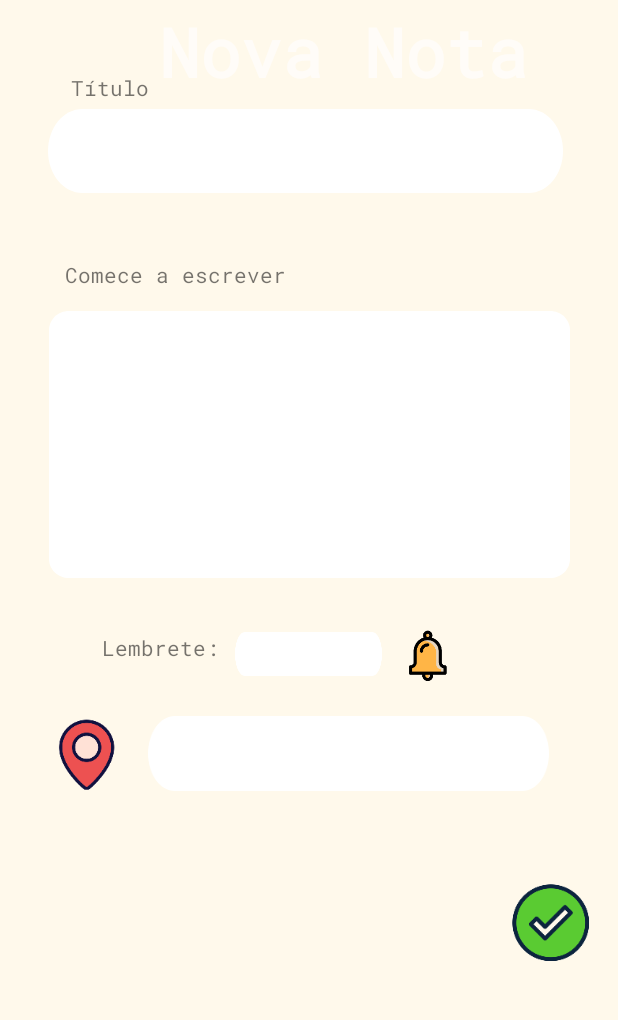
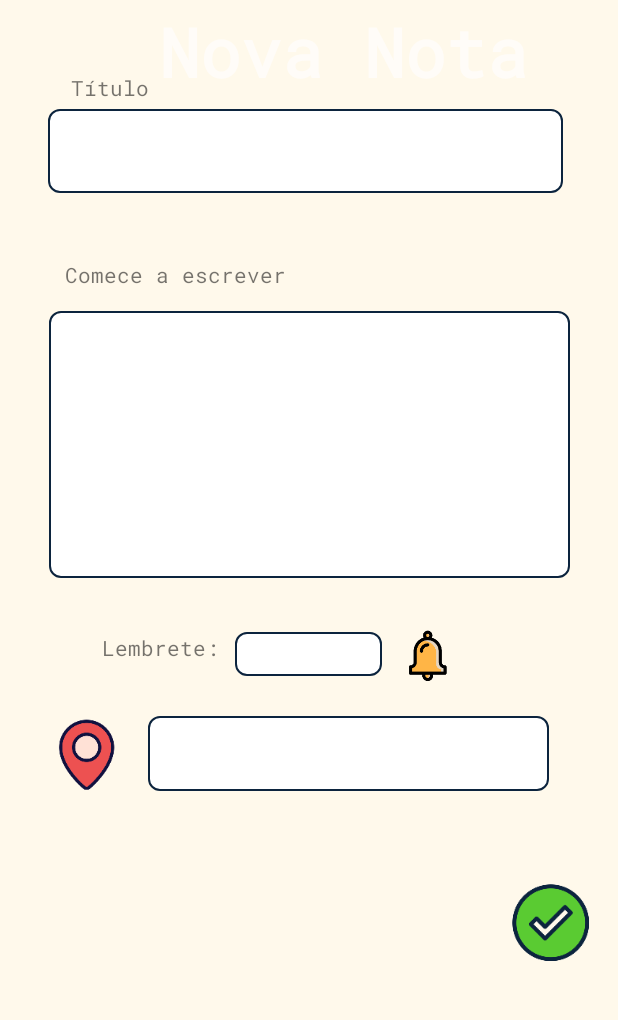
Before and after one commit to Lucas0liveira/Notefull, an Android app: the NewNoteActivity screen opened directly, with no data from a screen before it, on a phone screen of 412 x 824 dp, the part 173-1193 px from its top. Run offline under Robolectric (Android 15) with nearby library versions, the phone set to English and light mode, and no system bars.

Commit message:
novo TextView

```diff
--- a/app/src/main/AndroidManifest.xml
+++ b/app/src/main/AndroidManifest.xml
@@ -1,6 +1,10 @@
 <?xml version="1.0" encoding="utf-8"?>
 <manifest xmlns:android="http://schemas.android.com/apk/res/android"
     package="com.example.notefull">
+
+    <uses-permission android:name="android.permission.VIBRATE">
+    </uses-permission>
+
 
     <application
         android:allowBackup="true"
--- a/app/src/main/res/drawable/largetextview.xml
+++ /dev/null
@@ -1,24 +0,0 @@
-<?xml version="1.0" encoding="utf-8"?>
-    <vector
-        xmlns:android="http://schemas.android.com/apk/res/android"
-        xmlns:aapt="http://schemas.android.com/aapt"
-        android:width="572dp"
-        android:height="308dp"
-        android:viewportWidth="572"
-        android:viewportHeight="308"
-        >
-
-        <group>
-
-            <clip-path
-                android:pathData="M22 0H550C562.15 0 572 9.84974 572 22V286C572 298.15 562.15 308 550 308H22C9.84974 308 0 298.15 0 286V22C0 9.84974 9.84974 0 22 0Z"
-                />
-
-            <path
-                android:pathData="M0 0V308H572V0"
-                android:fillColor="#FFFFFF"
-                />
-
-        </group>
-
-    </vector>
--- a/app/src/main/res/drawable/rectangle_1.xml
+++ b/app/src/main/res/drawable/rectangle_1.xml
@@ -3,8 +3,8 @@
 
 <item>
     <shape android:shape="rectangle">
-
         <solid android:color="@color/yellow"></solid>
+        <corners> </corners>
 
     </shape>
 </item>
--- a/app/src/main/res/drawable/textview.xml
+++ b/app/src/main/res/drawable/textview.xml
@@ -8,6 +8,10 @@
     android:viewportWidth="562"
     android:viewportHeight="75"
     >
+
+    <stroke
+        android:width="1dp"
+        android:color="@color/darkBlue" />
 
     <group>
 
--- /dev/null
+++ b/app/src/main/res/drawable/textviewnote.xml
@@ -0,0 +1,16 @@
+<?xml version="1.0" encoding="utf-8"?>
+<shape xmlns:android="http://schemas.android.com/apk/res/android" >
+    <stroke
+        android:width="1dp"
+        android:color="@color/darkBlue" />
+
+    <solid android:color="#ffffff" />
+
+    <padding
+        android:left="1dp"
+        android:right="1dp"
+        android:bottom="1dp"
+        android:top="1dp" />
+
+    <corners android:radius="7dp" />
+</shape>
--- a/app/src/main/res/layout/activity_main.xml
+++ b/app/src/main/res/layout/activity_main.xml
@@ -77,7 +77,7 @@
         android:layout_width="300dp"
         android:layout_height="44dp"
         android:layout_marginTop="92dp"
-        android:background="@drawable/textview"
+        android:background="@drawable/textviewnote"
         android:ems="10"
         android:inputType="textPersonName"
         app:layout_constraintEnd_toEndOf="parent"
@@ -104,7 +104,7 @@
         android:layout_width="300dp"
         android:layout_height="44dp"
         android:layout_marginTop="28dp"
-        android:background="@drawable/textview"
+        android:background="@drawable/textviewnote"
         android:ems="10"
         android:inputType="textPassword"
         app:layout_constraintEnd_toEndOf="parent"
--- a/app/src/main/res/layout/new_note_activity.xml
+++ b/app/src/main/res/layout/new_note_activity.xml
@@ -57,7 +57,7 @@
         android:id="@+id/edtNewAnotation"
         android:layout_width="347dp"
         android:layout_height="178dp"
-        android:background="@drawable/largetextview"
+        android:background="@drawable/textviewnote"
         android:ems="10"
         app:layout_constraintBottom_toBottomOf="parent"
         app:layout_constraintEnd_toEndOf="parent"
@@ -69,7 +69,7 @@
         android:id="@+id/edtTituloNN"
         android:layout_width="343dp"
         android:layout_height="56dp"
-        android:background="@drawable/textview"
+        android:background="@drawable/textviewnote"
         android:ems="10"
         android:inputType="textPersonName"
         app:layout_constraintBottom_toBottomOf="parent"
@@ -122,7 +122,7 @@
         android:id="@+id/edtLembrete"
         android:layout_width="98dp"
         android:layout_height="29dp"
-        android:background="@drawable/textview"
+        android:background="@drawable/textviewnote"
         android:ems="10"
         android:inputType="time"
         app:layout_constraintBottom_toBottomOf="parent"
@@ -161,7 +161,7 @@
         android:id="@+id/edtLocalization"
         android:layout_width="267dp"
         android:layout_height="50dp"
-        android:background="@drawable/textview"
+        android:background="@drawable/textviewnote"
         android:ems="10"
         android:inputType="textPersonName"
         app:layout_constraintBottom_toBottomOf="parent"
--- a/app/src/main/res/layout/note_activity.xml
+++ b/app/src/main/res/layout/note_activity.xml
@@ -79,7 +79,7 @@
         android:id="@+id/listview_notas"
         android:layout_width="347dp"
         android:layout_height="59dp"
-        android:background="@drawable/textview"
+        android:background="@drawable/textviewnote"
         android:fontFamily="@font/roboto_mono"
         app:layout_constraintBottom_toBottomOf="@+id/tela_nota"
         app:layout_constraintEnd_toEndOf="parent"
```
Also changed, not shown: app/src/main/res/layout/cadastro.xml (+4 -4 lines), app/src/main/res/layout/edt_notes_activity.xml (+5 -5 lines).
